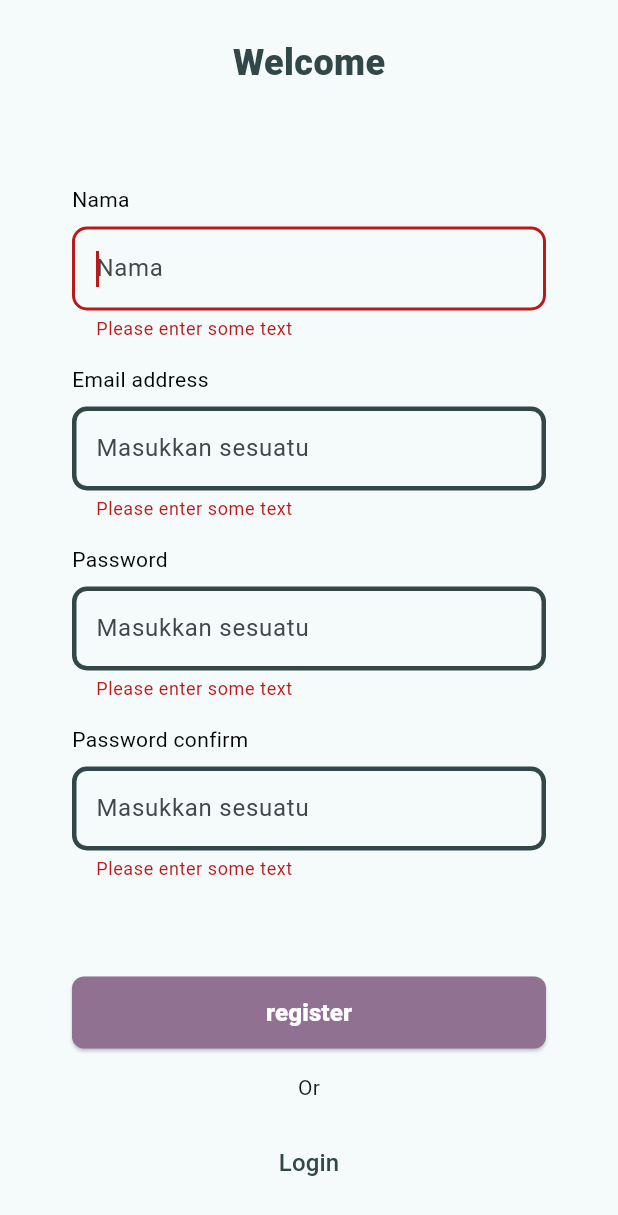
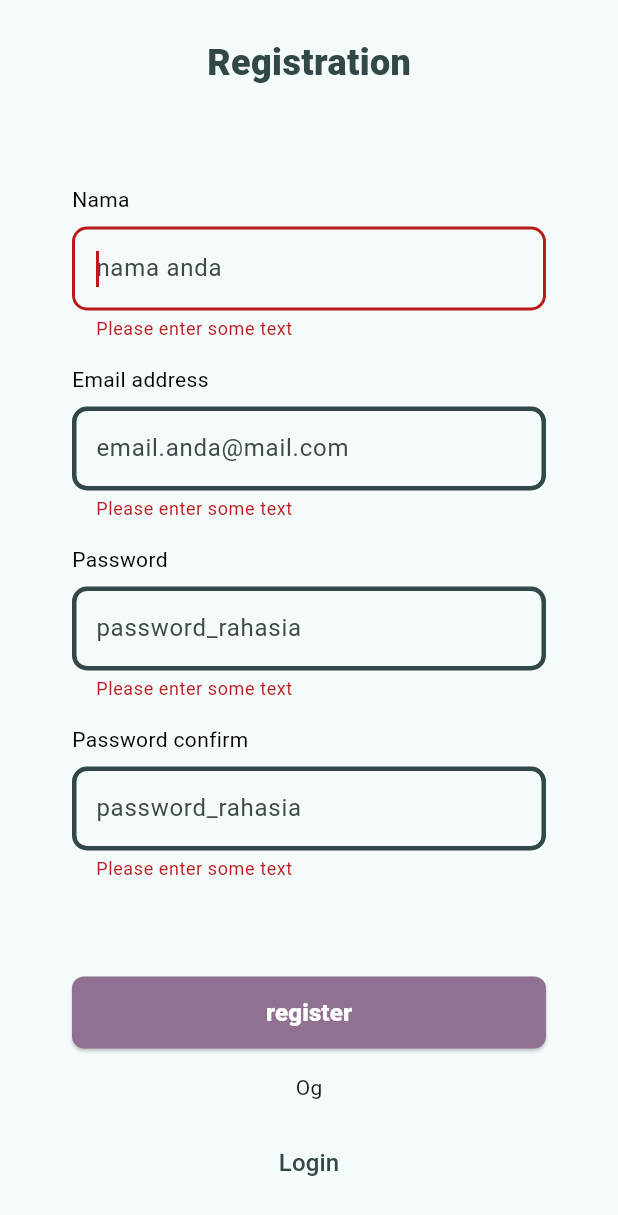
Before and after one commit to rizkia-as-actmp/kuliah_5_justdoit, a Flutter app: the RegisterUserScreen screen opened directly, after a tap on "register", on a phone screen of 412 x 824 dp. Shown: the top 1215 px of the screen. Run offline on Flutter 3.47's test engine with Material 3 defaults, Android fonts, the phone set to English and light mode, and no system bars; our stand-ins replace flutter_riverpod, flutter_secure_storage, riverpod_annotation, shared_preferences; accounts and stored records are empty; generated files the repository leaves out were written again.

Commit message:
feat: implement user registration screen with validation, state handling, and navigation

```diff
--- a/lib/src/features/authentication/presentation/register/register_user_screen.dart
+++ b/lib/src/features/authentication/presentation/register/register_user_screen.dart
@@ -1,22 +1,25 @@
 import 'package:flutter/material.dart';
+import 'package:flutter_riverpod/flutter_riverpod.dart';
 import 'package:justdoit/src/common_widgets/custom_sized_box.dart';
 import 'package:justdoit/src/common_widgets/custom_text_button.dart';
 import 'package:justdoit/src/common_widgets/custom_text_field.dart';
 import 'package:justdoit/src/common_widgets/custom_wide_button.dart';
+import 'package:justdoit/src/common_widgets/show_excep_dialog.dart';
 import 'package:justdoit/src/common_widgets/type.dart';
+import 'package:justdoit/src/features/authentication/presentation/register/register_controller.dart';
 
 class RegisterUserScreen extends StatelessWidget {
   const RegisterUserScreen({super.key});
 
   @override
   Widget build(BuildContext context) {
-    // NOTE: perlu scaffold bila di main tidak ada jadi gak bisa langsung taro RegisterPendudukContents
+    // NOTE: perlu scaffold bila di main tidak ada jadi gak bisa langsung taro _RegisterUserForm
     return Scaffold(
       body: Column(
         mainAxisAlignment: MainAxisAlignment.center,
         children: [
           HeadingTwo(
-            data: "Welcome",
+            data: "Registration",
           ),
           extraBigVSizedBox,
           const _RegisterUserForm(),
@@ -26,14 +29,16 @@ class RegisterUserScreen extends StatelessWidget {
   }
 }
 
-class _RegisterUserForm extends StatefulWidget {
+class _RegisterUserForm extends ConsumerStatefulWidget {
   const _RegisterUserForm({super.key});
 
   @override
-  State<_RegisterUserForm> createState() => _RegisterUserFormState();
+  //State<_RegisterUserForm> createState() => _RegisterUserFormState();
+  ConsumerState<ConsumerStatefulWidget> createState() =>
+      _RegisterUserFormState();
 }
 
-class _RegisterUserFormState extends State<_RegisterUserForm> {
+class _RegisterUserFormState extends ConsumerState<_RegisterUserForm> {
   final _formKey = GlobalKey<FormState>();
   // Define the focus node. To manage the lifecycle, create the FocusNode in
   // the initState method, and clean it up in the dispose method.
@@ -43,7 +48,6 @@ class _RegisterUserFormState extends State<_RegisterUserForm> {
   void initState() {
     super.initState();
     // Start listening to changes.
-    _nameController.addListener(_printLatestValue);
     _focusNode = FocusScopeNode();
   }
 
@@ -74,34 +78,36 @@ class _RegisterUserFormState extends State<_RegisterUserForm> {
   final _passwordConfirmController = TextEditingController();
   String get passwordConfirm => _passwordConfirmController.text;
 
-  void _printLatestValue() {
-    print('Second text field: $name (${name.characters.length})');
-  }
-
-  void _onSubmit() {
-    // showDialog(
-    //   context: context,
-    //   builder: (context) {
-    //     return AlertDialog(
-    //       // Retrieve the text that the user has entered by using the
-    //       // TextEditingController.
-    //       content: Text(name),
-    //     );
-    //   },
-    // );
-
+  void _onSubmit() async {
     // Validate returns true if the form is valid, or false otherwise.
     if (_formKey.currentState!.validate()) {
-      // If the form is valid, display a snackbar. In the real world,
-      // you'd often call a server or save the information in a database.
-      ScaffoldMessenger.of(context).showSnackBar(
-        const SnackBar(content: Text('Processing Data')),
-      );
+      final controller = ref.read(registerControllerProvider.notifier);
+      final user = await controller.submit(
+          name: name,
+          email: email,
+          password: password,
+          passwordConfirm: passwordConfirm);
+
+      if (user != null && mounted) {
+        // The warning occurs because BuildContext is used after an async operation, which can lead to errors if the widget is no longer mounted; fix this by checking if the widget is still mounted before using BuildContext.
+        Navigator.pushNamed(context, '/registration-complete', arguments: {
+          'name': user.name!,
+        });
+      }
     }
   }
 
   @override
   Widget build(BuildContext context) {
+    final state = ref.watch(registerControllerProvider);
+
+    if (state is AsyncError) {
+      //print(state.value);
+      WidgetsBinding.instance.addPostFrameCallback((_) {
+        showExceptionDialog(context, state.error);
+      });
+    }
+
     // Build a Form widget using the _formKey created above.
     return FocusScope(
       node: _focusNode,
@@ -116,36 +122,49 @@ class _RegisterUserFormState extends State<_RegisterUserForm> {
               CustomTextField(
                 controller: _nameController,
                 labelText: "Nama",
-                hintText: "Nama",
+                hintText: "nama anda",
+                disabled: state.isLoading,
               ),
               mediumVSizedBox,
               CustomTextField(
                 controller: _emailController,
                 labelText: "Email address",
-                hintText: "Masukkan sesuatu",
+                hintText: "email.anda@mail.com",
+                disabled: state.isLoading,
               ),
               mediumVSizedBox,
               CustomTextField(
                 controller: _passwordController,
                 labelText: "Password",
-                hintText: "Masukkan sesuatu",
+                hintText: "password_rahasia",
+                obscureText: true,
+                disabled: state.isLoading,
               ),
               mediumVSizedBox,
               CustomTextField(
                 controller: _passwordConfirmController,
                 labelText: "Password confirm",
-                hintText: "Masukkan sesuatu",
+                hintText: "password_rahasia",
+                obscureText: true,
+                disabled: state.isLoading,
               ),
               extraBigVSizedBox,
               CustomWideButton(
                 labelText: "register",
+                disabled: state.isLoading,
                 onPressed: _onSubmit,
               ),
               mediumVSizedBox,
-              const Center(child: Text("Or")),
+              const Center(child: Text("Og")),
               mediumVSizedBox,
-              const Center(
-                child: CustomTextButton(labelText: "Login"),
+              Center(
+                child: CustomTextButton(
+                  labelText: "Login",
+                  disabled: state.isLoading,
+                  onPressed: () {
+                    Navigator.pushReplacementNamed(context, '/login');
+                  },
+                ),
               )
             ],
           ),
```
Also changed, not shown: lib/src/features/authentication/presentation/register/register_controller.dart (added, +44 -0 lines), lib/src/features/authentication/presentation/register/register_controller.g.dart (added).
